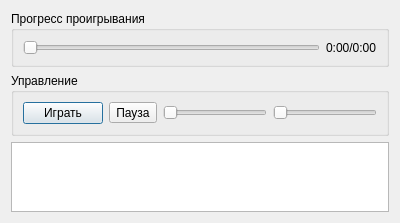
This is playwindow.ui in al-indigo/Dialeqt as Qt 5 draws it before an edit. The edited form follows.
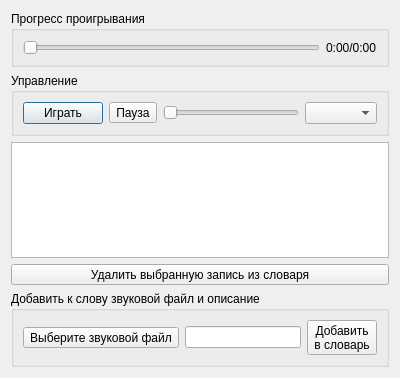
This is the edited form.

Diff of the .ui file:
```diff
--- a/playwindow.ui
+++ b/playwindow.ui
@@ -7,7 +7,7 @@
     <x>0</x>
     <y>0</y>
     <width>400</width>
-    <height>213</height>
+    <height>378</height>
    </rect>
   </property>
   <property name="windowTitle">
@@ -71,11 +71,7 @@
        </widget>
       </item>
       <item>
-       <widget class="QSlider" name="horizontalSlider_2">
-        <property name="orientation">
-         <enum>Qt::Horizontal</enum>
-        </property>
-       </widget>
+       <widget class="QComboBox" name="rateBox"/>
       </item>
      </layout>
     </widget>
@@ -83,6 +79,46 @@
    <item>
     <widget class="QListView" name="playlist"/>
    </item>
+   <item>
+    <widget class="QToolButton" name="deleteSound">
+     <property name="sizePolicy">
+      <sizepolicy hsizetype="Expanding" vsizetype="Fixed">
+       <horstretch>0</horstretch>
+       <verstretch>0</verstretch>
+      </sizepolicy>
+     </property>
+     <property name="text">
+      <string>Удалить выбранную запись из словаря</string>
+     </property>
+    </widget>
+   </item>
+   <item>
+    <widget class="QGroupBox" name="groupBox_3">
+     <property name="title">
+      <string>Добавить к слову звуковой файл и описание</string>
+     </property>
+     <layout class="QHBoxLayout" name="horizontalLayout_3">
+      <item>
+       <widget class="QToolButton" name="selectFile">
+        <property name="text">
+         <string>Выберите звуковой файл</string>
+        </property>
+       </widget>
+      </item>
+      <item>
+       <widget class="QLineEdit" name="soundDescription"/>
+      </item>
+      <item>
+       <widget class="QToolButton" name="submit">
+        <property name="text">
+         <string>Добавить
+в словарь</string>
+        </property>
+       </widget>
+      </item>
+     </layout>
+    </widget>
+   </item>
   </layout>
  </widget>
  <resources/>
```
Left out of the diff: 2 changed lines with no effect on the pictures.
